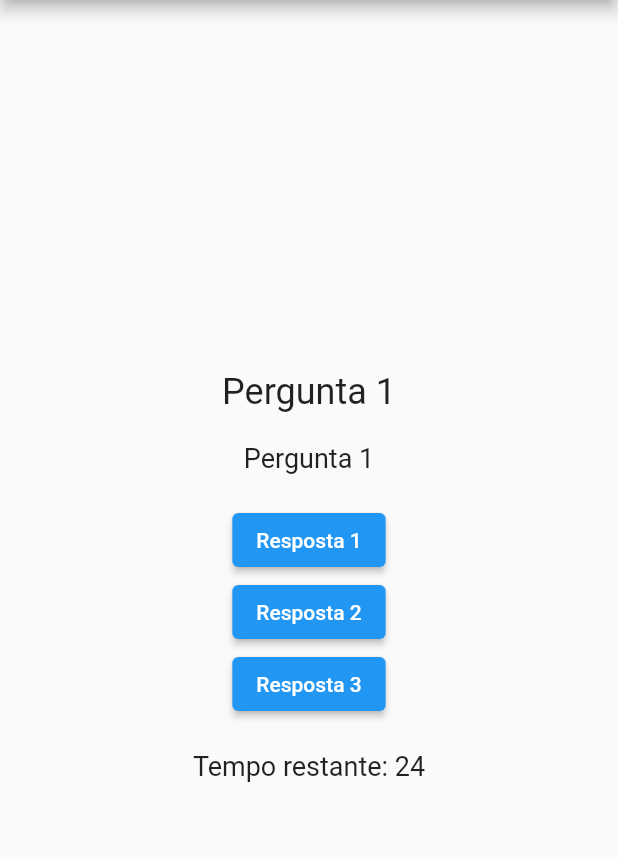
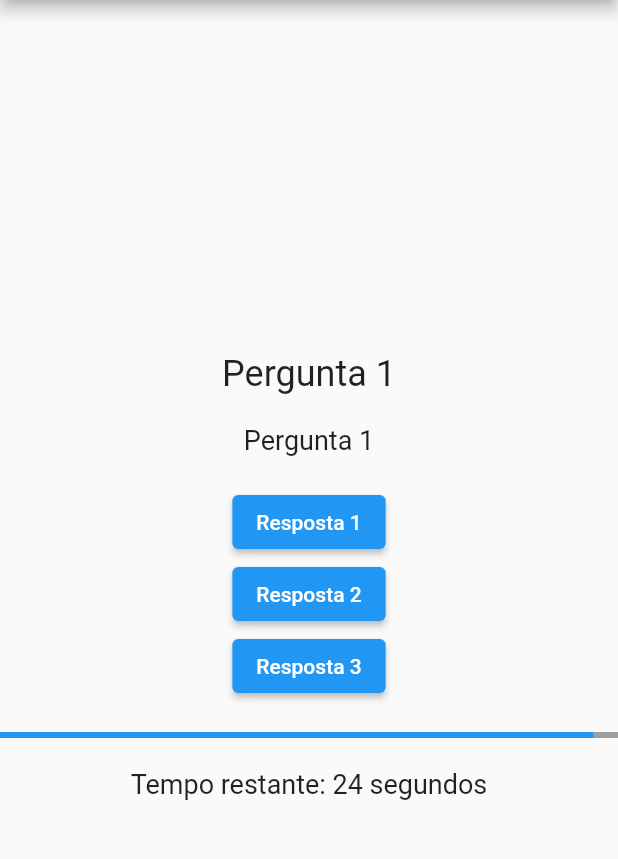
Before and after one commit to AbilioNB/flutter_quiz_no_sql, a Flutter app: the screen it shows after launch, after a tap on "Iniciar Quiz", on a phone screen of 412 x 824 dp, the part 84-943 px from its top. Run offline on Flutter 3.47's test engine with Material 2 defaults, Android fonts, the phone set to English and light mode, and no system bars.

Commit message:
Adicionando timmer bar

```diff
--- a/lib/quiz_page.dart
+++ b/lib/quiz_page.dart
@@ -18,15 +18,26 @@ class _QuizPageState extends State<QuizPage> {
   int questionIndex = 0;
   int score = 0;
   int secondsRemaining = totalSecondsPerQuestion;
-  late Timer timer;
+  Timer? timer;
   final List<Question> questions = [
     Question('Pergunta 1', ['Resposta 1', 'Resposta 2', 'Resposta 3'], 0),
+    Question('Pergunta 2', ['Resposta 1', 'Resposta 2', 'Resposta 3'], 1),
     // Adicione as perguntas restantes aqui
   ];
 
   @override
   void initState() {
     super.initState();
+    startTimer();
+  }
+
+  @override
+  void dispose() {
+    timer?.cancel();
+    super.dispose();
+  }
+
+  void startTimer() {
     timer = Timer.periodic(Duration(seconds: 1), (Timer timer) {
       setState(() {
         if (secondsRemaining > 0) {
@@ -39,21 +50,16 @@ class _QuizPageState extends State<QuizPage> {
     });
   }
 
-  @override
-  void dispose() {
-    timer.cancel();
-    super.dispose();
-  }
-
   void goToNextQuestion() {
     if (questionIndex < questions.length - 1) {
       setState(() {
         questionIndex++;
         secondsRemaining = totalSecondsPerQuestion;
+        startTimer();
       });
     } else {
       if (mounted) {
-        timer.cancel();
+        timer?.cancel();
         Navigator.pushReplacement(
           context,
           MaterialPageRoute(
@@ -75,6 +81,8 @@ class _QuizPageState extends State<QuizPage> {
 
   @override
   Widget build(BuildContext context) {
+    double progressValue = secondsRemaining / totalSecondsPerQuestion;
+
     return Scaffold(
       appBar: AppBar(
         title: Text('Quiz'),
@@ -107,8 +115,14 @@ class _QuizPageState extends State<QuizPage> {
               ),
             ),
             SizedBox(height: 20),
+            LinearProgressIndicator(
+              value: progressValue,
+              backgroundColor: Colors.grey,
+              valueColor: AlwaysStoppedAnimation<Color>(Colors.blue),
+            ),
+            SizedBox(height: 20),
             Text(
-              'Tempo restante: $secondsRemaining',
+              'Tempo restante: $secondsRemaining segundos',
               style: TextStyle(fontSize: 18),
             ),
           ],
```
